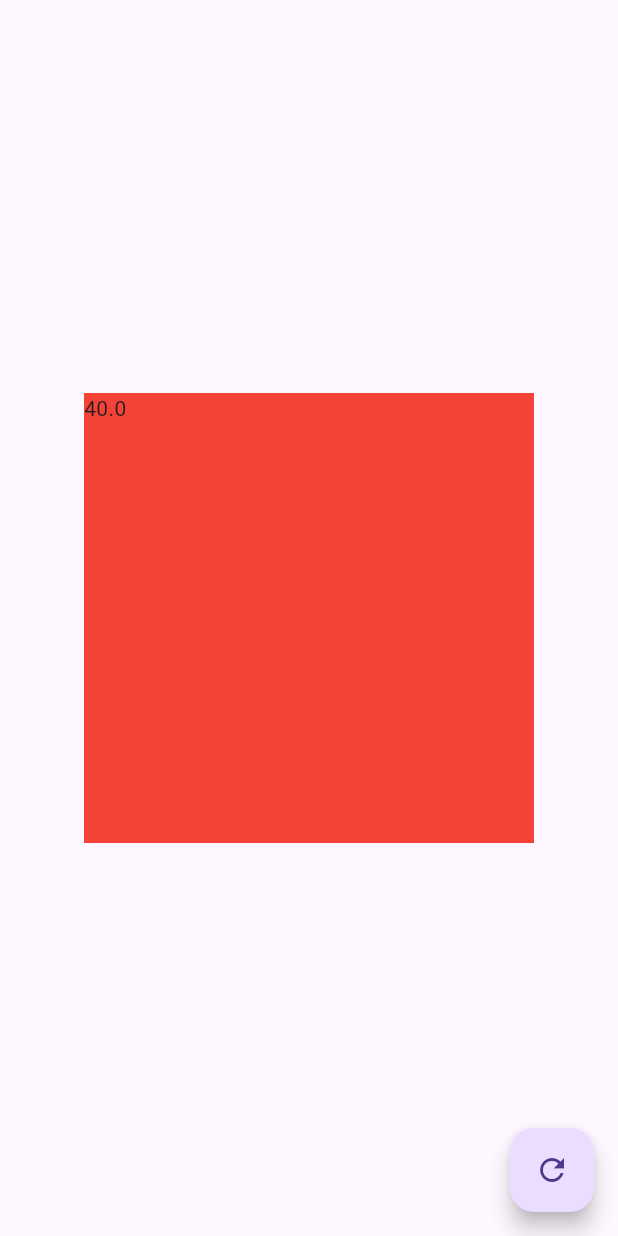
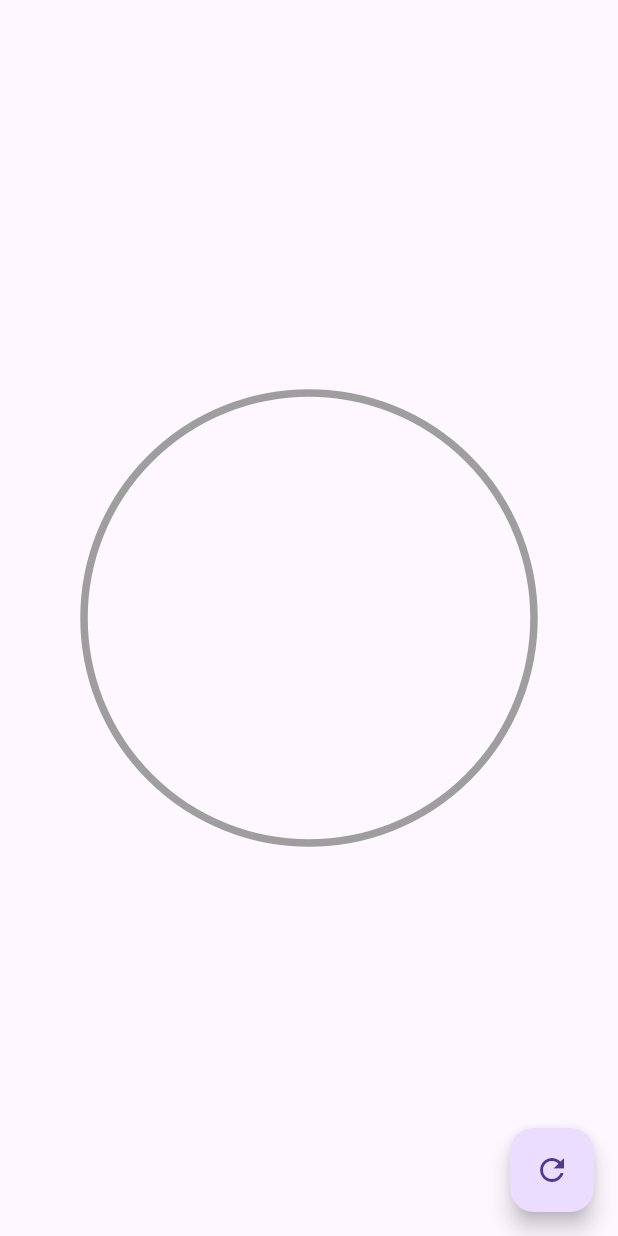
Before and after one commit to AbielRC97/disenos_app, a Flutter app: the screen it shows after launch, on a phone screen of 412 x 824 dp. Run offline on Flutter 3.47's test engine with Material 3 defaults, Android fonts, the phone set to English and light mode, and no system bars.

Commit message:
Video 51: Dibujar circulo

```diff
--- a/lib/main.dart
+++ b/lib/main.dart
@@ -1,4 +1,4 @@
-import 'package:disenos_app/src/pages/grafics_circulares_page.dart';
+import 'package:disenos_app/src/pages/graficas_circulares_page.dart';
 import 'package:flutter/material.dart';
 
 void main() {
@@ -14,7 +14,7 @@ class MyApp extends StatelessWidget {
     return MaterialApp(
       title: 'Diseños APP',
       debugShowCheckedModeBanner: false,
-      home: GraficsCircularesPage(),
+      home: GraficasCircularesPage(),
     );
   }
 }
--- a/lib/src/pages/grafics_circulares_page.dart
+++ b/lib/src/pages/graficas_circulares_page.dart
@@ -1,14 +1,14 @@
 import 'package:disenos_app/src/widgets/radial_progress.dart';
 import 'package:flutter/material.dart';
 
-class GraficsCircularesPage extends StatefulWidget {
-  const GraficsCircularesPage({super.key});
+class GraficasCircularesPage extends StatefulWidget {
+  const GraficasCircularesPage({super.key});
 
   @override
-  State<GraficsCircularesPage> createState() => _GraficsCircularesPageState();
+  State<GraficasCircularesPage> createState() => _GraficasCircularesPageState();
 }
 
-class _GraficsCircularesPageState extends State<GraficsCircularesPage> {
+class _GraficasCircularesPageState extends State<GraficasCircularesPage> {
   double porcentage = 0.0;
   @override
   Widget build(BuildContext context) {
@@ -25,13 +25,13 @@ class _GraficsCircularesPageState extends State<GraficsCircularesPage> {
         },
       ),
       body: Center(
-        child: Container(
-          width: 300,
-          height: 300,
-          color: Colors.red,
-          child: RadialProgress(percentage: 40.0,),
-        )
-      ),
+          child: SizedBox(
+        width: 300,
+        height: 300,
+        child: RadialProgress(
+          percentage: porcentage,
+        ),
+      )),
     );
   }
 }
--- a/lib/src/widgets/radial_progress.dart
+++ b/lib/src/widgets/radial_progress.dart
@@ -1,3 +1,5 @@
+import 'dart:math';
+
 import 'package:flutter/material.dart';
 
 class RadialProgress extends StatefulWidget {
@@ -11,6 +13,46 @@ class RadialProgress extends StatefulWidget {
 class _RadialProgressState extends State<RadialProgress> {
   @override
   Widget build(BuildContext context) {
-    return Text('${widget.percentage}');
+    return SizedBox(
+      width: double.infinity,
+      height: double.infinity,
+      child: CustomPaint(
+        painter: _MiRadialProgress(widget.percentage),
+      ),
+    );
   }
 }
+
+class _MiRadialProgress extends CustomPainter {
+  final double procentage;
+
+  _MiRadialProgress(this.procentage);
+
+  @override
+  void paint(Canvas canvas, Size size) {
+    final paint = Paint()
+      ..strokeWidth = 5
+      ..color = Colors.grey
+      ..style = PaintingStyle.stroke;
+
+    final Offset center = Offset(size.width * .5, size.height * .5);
+    final double radius = min(size.width * 0.5, size.height * .5);
+
+    canvas.drawCircle(center, radius, paint);
+
+    final paintArco = Paint()
+      ..strokeWidth = 5
+      ..color = Colors.pink
+      ..style = PaintingStyle.stroke;
+
+    double arcAngle = 2 * pi * (procentage / 100);
+
+    canvas.drawArc(Rect.fromCircle(center: center, radius: radius), -pi / 2,
+        arcAngle, false, paintArco);
+  }
+
+  @override
+  bool shouldRepaint(covariant CustomPainter oldDelegate) {
+    return true;
+  }
+}
```
